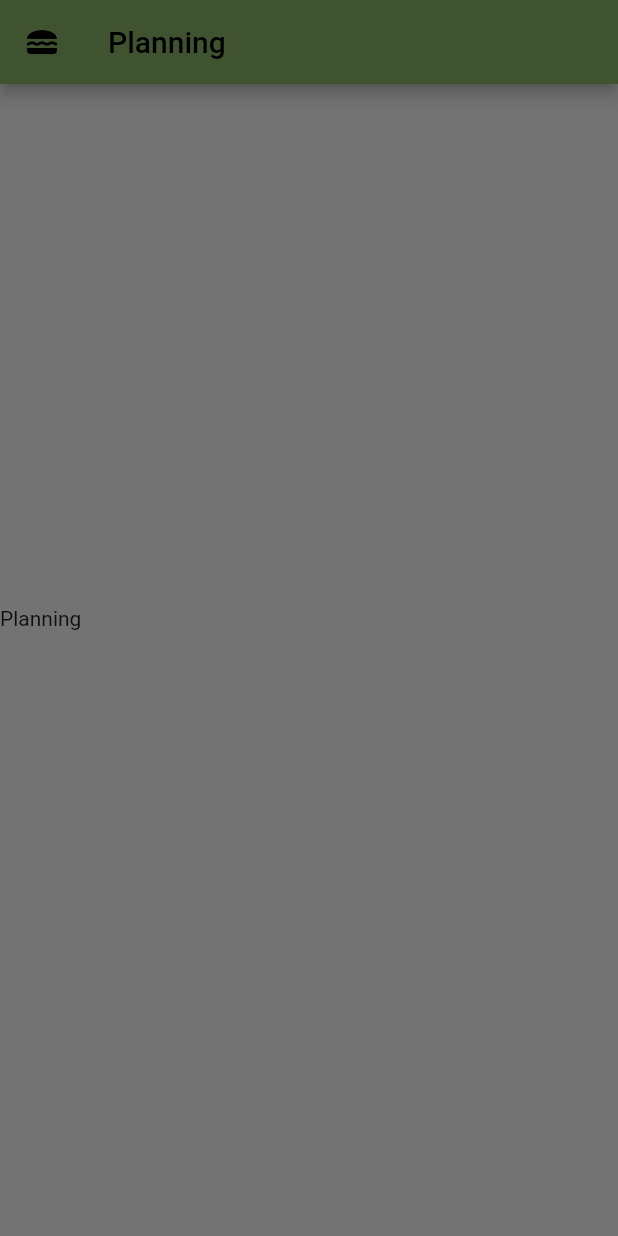
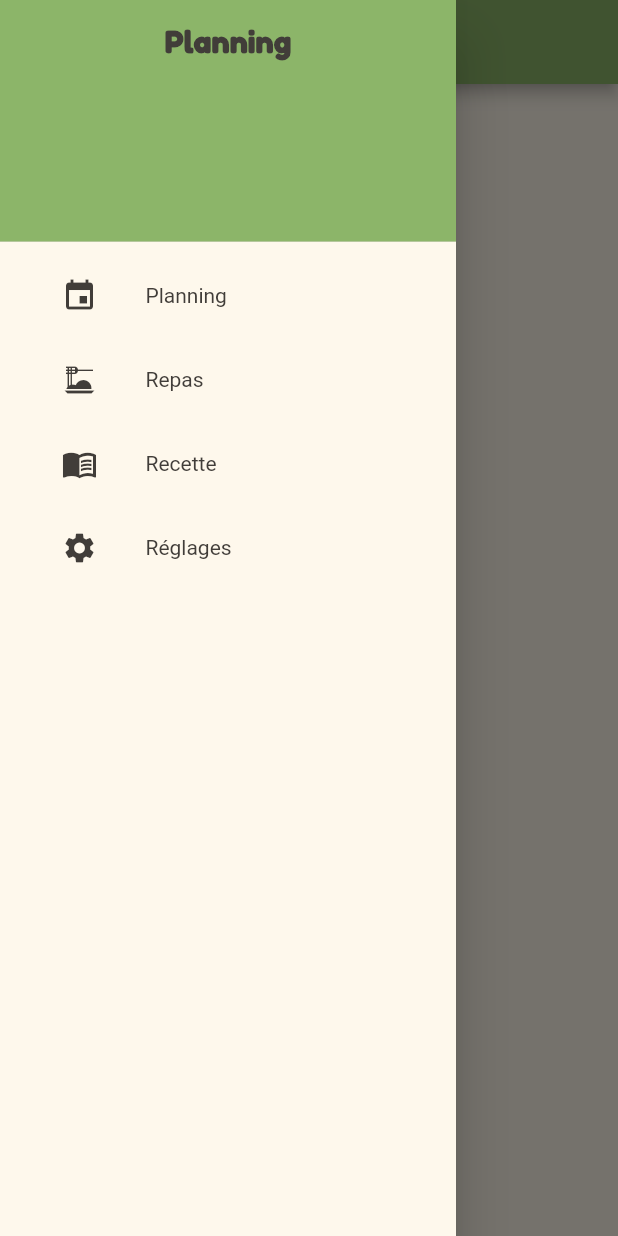
Before and after one commit to Orthoceras69/feed-meal, a Flutter app: the screen it shows after launch, with the side drawer open, on a phone screen of 412 x 824 dp. Run offline on Flutter 3.47's test engine with Material 2 defaults, Android fonts, the phone set to English and light mode, and no system bars.

Commit message:
feat: Drawer + Font

```diff
--- a/lib/utils/class_palette.dart
+++ b/lib/config/class_palette.dart
@@ -19,7 +19,7 @@ MaterialColor generateMaterialColor(Color color) {
     600: shadeColor(color, 0.1),
     700: shadeColor(color, 0.2),
     800: shadeColor(color, 0.3),
-    900: shadeColor(color, 0.4),
+    900: shadeColor(color, 0.4)
   });
 }
 
--- a/lib/views/homepage.dart
+++ b/lib/views/homepage.dart
@@ -1,3 +1,4 @@
+import 'package:feed_meal_app/config/class_palette.dart';
 import 'package:flutter/material.dart';
 import '../widgets/appbar.dart';
 import '../widgets/drawer.dart';
@@ -14,9 +15,10 @@ class _HomePageState extends State<HomePage> {
   @override
   Widget build(BuildContext context) {
     return Scaffold(
-      appBar: myAppBar(context, title),
-      body: Container(),
-      drawer: myDrawer(context, title),
-    );
+        appBar: myAppBar(context, title),
+        body: Container(
+            decoration: const BoxDecoration(color: Palette.light),
+            child: ListView()),
+        drawer: myDrawer(context, title));
   }
 }
--- a/lib/widgets/appbar.dart
+++ b/lib/widgets/appbar.dart
@@ -1,11 +1,13 @@
+import 'package:feed_meal_app/config/class_palette.dart';
 import 'package:flutter/material.dart';
 
 PreferredSizeWidget myAppBar(BuildContext context, String title) {
   return AppBar(
-      title: Text(title),
+      title: Text(title,
+          style:
+              const TextStyle(fontFamily: "FredokaOne", color: Palette.dark)),
       leading: Builder(
-        builder: (context) => IconButton(
-            icon: const Icon(Icons.lunch_dining),
-            onPressed: () => Scaffold.of(context).openDrawer()),
-      ));
+          builder: (context) => IconButton(
+              icon: const Icon(Icons.lunch_dining, color: Palette.dark),
+              onPressed: () => Scaffold.of(context).openDrawer())));
 }
--- a/lib/widgets/drawer.dart
+++ b/lib/widgets/drawer.dart
@@ -1,5 +1,51 @@
+import 'package:feed_meal_app/config/class_palette.dart';
 import 'package:flutter/material.dart';
 
 Widget myDrawer(BuildContext context, String title) {
-  return Text(title);
+  return Drawer(
+      backgroundColor: Palette.light,
+      child: ListView(children: [
+        DrawerHeader(
+            decoration: const BoxDecoration(color: Palette.primary),
+            child: Column(children: [
+              Text(title,
+                  style: const TextStyle(
+                      fontSize: 20,
+                      fontWeight: FontWeight.bold,
+                      fontFamily: "FredokaOne",
+                      color: Palette.dark),
+                  semanticsLabel: title)
+            ])),
+        Padding(
+            padding: const EdgeInsets.only(left: 25.0, right: 25.0),
+            child: Column(
+                crossAxisAlignment: CrossAxisAlignment.center,
+                children: [
+                  Column(
+                    children: const [
+                      ListTile(
+                          leading: Icon(Icons.event, color: Palette.dark),
+                          title: Text("Planning",
+                              style: TextStyle(color: Palette.dark))),
+                      ListTile(
+                          leading:
+                              Icon(Icons.dinner_dining, color: Palette.dark),
+                          title: Text("Repas",
+                              style: TextStyle(color: Palette.dark))),
+                      ListTile(
+                          leading: Icon(Icons.menu_book, color: Palette.dark),
+                          title: Text("Recette",
+                              style: TextStyle(color: Palette.dark))),
+                    ],
+                  ),
+                  Column(
+                    children: const [
+                      ListTile(
+                          leading: Icon(Icons.settings, color: Palette.dark),
+                          title: Text("Réglages",
+                              style: TextStyle(color: Palette.dark))),
+                    ],
+                  ),
+                ]))
+      ]));
 }
```
Also changed, not shown: lib/main.dart (+4 -7 lines), pubspec.yaml (+12 -14 lines), assets/fonts/FredokaOne-Regular.ttf (added), assets/fonts/Roboto-Regular.ttf (added), 1 other file.
